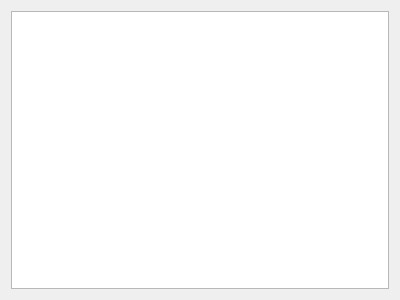
This is client/src/friend_list_form.ui in Devil-Alice/chatroom as Qt 5 draws it before an edit. The edited form follows.
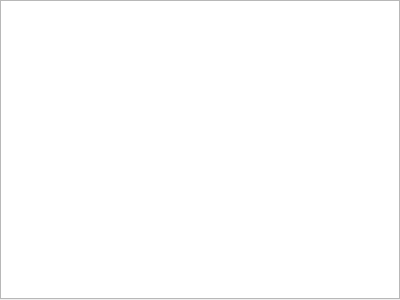
This is the edited form.

```diff
--- a/client/src/friend_list_form.ui
+++ b/client/src/friend_list_form.ui
@@ -14,8 +14,20 @@
    <string>Form</string>
   </property>
   <layout class="QGridLayout" name="gridLayout">
+   <property name="leftMargin">
+    <number>0</number>
+   </property>
+   <property name="topMargin">
+    <number>0</number>
+   </property>
+   <property name="rightMargin">
+    <number>0</number>
+   </property>
+   <property name="bottomMargin">
+    <number>1</number>
+   </property>
    <item row="0" column="0">
-    <widget class="QListView" name="listView"/>
+    <widget class="QListWidget" name="listWidget"/>
    </item>
   </layout>
  </widget>
```
